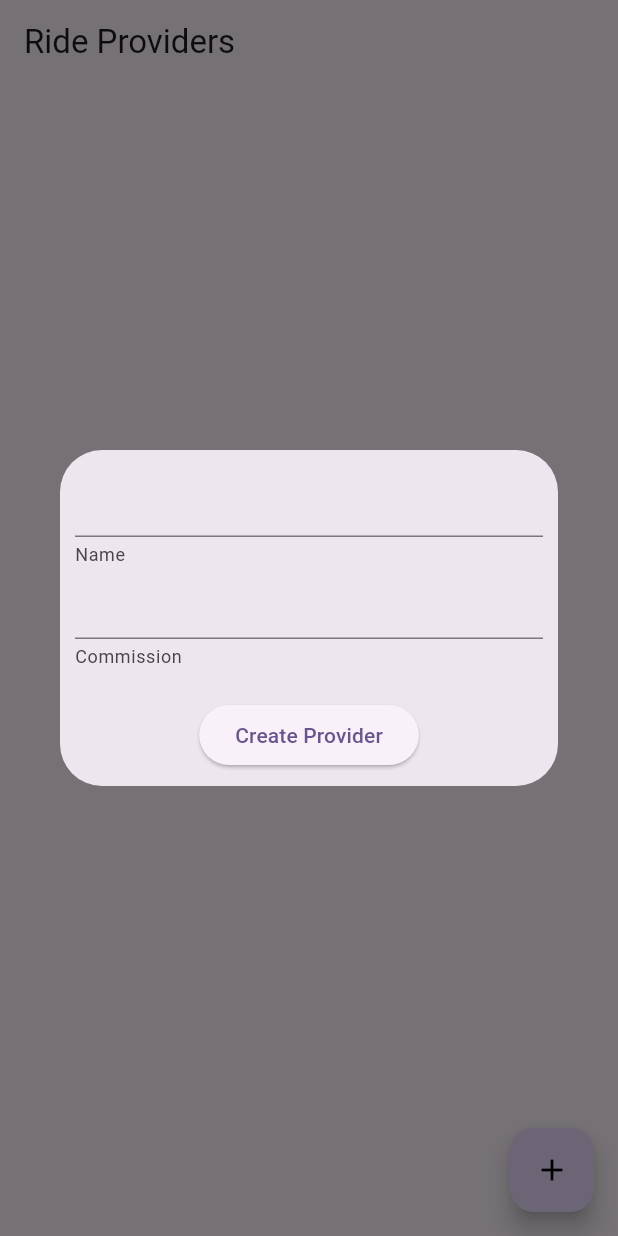
After one commit to Psiroulis/cab_econimics, a Flutter app: the screen it shows after launch, after a tap on the "add" icon, on a phone screen of 412 x 824 dp. The commit adds this screen. Run offline on Flutter 3.47's test engine with Material 2 defaults, Android fonts, the phone set to English and light mode, and no system bars; our stand-ins replace dartz, firebase_core, firebase_database, shared_preferences; accounts and stored records are empty.

```diff
--- /dev/null
+++ b/lib/core/errors/failure.dart
@@ -0,0 +1,4 @@
+class Failure{
+  final String errorMessage;
+  const Failure({required this.errorMessage});
+}
--- /dev/null
+++ b/lib/features/ride_providers/business/entities/ride_provider_entity.dart
@@ -0,0 +1,9 @@
+class RideProviderEntity {
+  final String name;
+  final double commission;
+
+  const RideProviderEntity({
+    required this.name,
+    required this.commission,
+  });
+}
--- /dev/null
+++ b/lib/features/ride_providers/business/usercases/get_all_ride_providers.dart
@@ -0,0 +1,3 @@
+class GetRideProvider {
+
+}
--- a/lib/global/globals.dart
+++ b/lib/global/globals.dart
@@ -2,7 +2,5 @@ import 'package:cab_economics/models/repository.dart';
 import 'package:cab_economics/repositories/firebase.dart';
 
 class Globals {
-
   static Repository repository = FirebaseRepository();
-
 }
--- a/lib/helpers/db_helper.dart
+++ b/lib/helpers/db_helper.dart
@@ -1,14 +1,24 @@
 import 'package:cab_economics/models/repository.dart';
+import 'package:cab_economics/models/ride_provider.dart';
 
 import '../models/shift.dart';
 
 class DatabaseHelper {
-  static void addNewShiftToDatabase(
+  static Future<void> addNewShiftToDatabase(
       Shift shift, Repository repository) async {
     repository.importShiftToDb(shift);
   }
 
-  static void endShiftToDb(Repository repository){
+  static Future<void> endShiftToDb(Repository repository) async {
     repository.endShiftToDb();
   }
+
+  static Future<void> createRideProvider(
+      RideProvider rideProvider, Repository repository) async {
+    repository.createRideProvider(rideProvider);
+  }
+
+  static Future<void> getAllRideProviders(Repository repository) async {
+    return repository.getAllRideProviders();
+  }
 }
--- a/lib/main.dart
+++ b/lib/main.dart
@@ -1,15 +1,29 @@
+import 'package:cab_economics/repositories/firebase.dart';
 import 'package:cab_economics/screrens/calendar_screen.dart';
+import 'package:cab_economics/screrens/ride_providers_screen.dart';
 import 'package:firebase_core/firebase_core.dart';
 import 'package:flutter/material.dart';
 import 'package:flutter/services.dart';
+import 'package:provider/provider.dart';
 
 Future<void> main() async {
   WidgetsFlutterBinding.ensureInitialized();
 
   await Firebase.initializeApp();
 
+  WidgetsFlutterBinding.ensureInitialized();
+
   SystemChrome.setPreferredOrientations([DeviceOrientation.portraitUp])
-      .then((value) => runApp(const MyApp()));
+      .then((value) => runApp(
+            MultiProvider(
+              providers: [
+                ChangeNotifierProvider(
+                  create: (_) => FirebaseRepository(),
+                ),
+              ],
+              child: const MyApp(),
+            ),
+          ));
 }
 
 class MyApp extends StatelessWidget {
@@ -23,9 +37,10 @@ class MyApp extends StatelessWidget {
         colorScheme: ColorScheme.fromSeed(seedColor: Colors.deepPurple),
         useMaterial3: true,
       ),
-      initialRoute: CalendarScreen.routeName,
+      initialRoute: RideProvidersScreen.routeName,
       routes: {
-        CalendarScreen.routeName: (ctx) => CalendarScreen(),
+        CalendarScreen.routeName: (ctx) => const CalendarScreen(),
+        RideProvidersScreen.routeName: (ctx) => const RideProvidersScreen(),
       },
     );
   }
--- /dev/null
+++ b/lib/models/ride.dart
@@ -0,0 +1,3 @@
+class Ride {
+
+}
--- /dev/null
+++ b/lib/models/ride_provider.dart
@@ -0,0 +1,15 @@
+class RideProvider {
+  String? name;
+  int? commission;
+
+  RideProvider({
+     this.name,
+     this.commission,
+  });
+
+  RideProvider.fromJson(Map<dynamic,dynamic> json){
+    name = json["name"];
+    commission = json["commission"];
+  }
+
+}
--- a/lib/repositories/firebase.dart
+++ b/lib/repositories/firebase.dart
@@ -1,15 +1,22 @@
 import 'package:cab_economics/models/repository.dart';
+import 'package:cab_economics/models/ride_provider.dart';
 import 'package:cab_economics/models/shift.dart';
 import 'package:firebase_database/firebase_database.dart';
+import 'package:flutter/material.dart';
 import 'package:shared_preferences/shared_preferences.dart';
 
 import '../helpers/helper_methods.dart';
 
-class FirebaseRepository implements Repository {
+class FirebaseRepository with ChangeNotifier implements Repository {
   final DateTime _currentDay = DateTime.now();
+  final DatabaseReference dbRef = FirebaseDatabase.instance.ref();
+
+  final List<RideProvider> _rideProviders = [];
+
+  List<RideProvider> get rideProviders => _rideProviders;
 
   @override
-  void importShiftToDb(Shift shift) async {
+  Future<void> importShiftToDb(Shift shift) async {
     DatabaseReference ref = FirebaseDatabase.instance.ref(
         'shifts/${_currentDay.year.toString()}/${HelperMethods.currentMonthAsString(_currentDay)}');
 
@@ -32,7 +39,7 @@ class FirebaseRepository implements Repository {
   }
 
   @override
-  void endShiftToDb() async{
+  Future<void> endShiftToDb() async {
     final SharedPreferences prefs = await SharedPreferences.getInstance();
 
     DatabaseReference ref = FirebaseDatabase.instance.ref(
@@ -44,4 +51,48 @@ class FirebaseRepository implements Repository {
       prefs.clear();
     });
   }
+
+  @override
+  Future<void> createRideProvider(RideProvider rideProvider) async {
+    DatabaseReference ref = FirebaseDatabase.instance.ref();
+
+    Map newProvider = {
+      'created_at': _currentDay.toString(),
+      'name': rideProvider.name,
+      'commission': rideProvider.commission,
+    };
+
+    ref.child('ride_providers').push().set(newProvider);
+  }
+
+  @override
+  Future<void> getAllRideProviders() async {
+    print('in firebase repo running 1');
+
+    dbRef.child('ride_providers').onValue.listen((data) {
+
+      print('in firebase repo running 2');
+
+
+
+      var gg = data.snapshot.value as Map;
+
+      print('$gg');
+
+      gg.forEach((key, value) {
+        var provider = RideProvider.fromJson(value);
+        print('provider: ${provider.name}');
+        _rideProviders.add(provider);
+      });
+
+      print('in firebase repo running 3');
+
+      print('in firebase repo running 4');
+
+      notifyListeners();
+
+    });
+
+
+  }
 }
--- /dev/null
+++ b/lib/screrens/ride_providers_screen.dart
@@ -0,0 +1,102 @@
+import 'package:cab_economics/global/globals.dart';
+import 'package:cab_economics/helpers/db_helper.dart';
+import 'package:cab_economics/models/ride_provider.dart';
+import 'package:cab_economics/repositories/firebase.dart';
+import 'package:flutter/material.dart';
+import 'package:provider/provider.dart';
+
+class RideProvidersScreen extends StatefulWidget {
+  static const String routeName = 'rideProviders_screen';
+
+  const RideProvidersScreen({super.key});
+
+  @override
+  State<RideProvidersScreen> createState() => _RideProvidersScreenState();
+}
+
+class _RideProvidersScreenState extends State<RideProvidersScreen> {
+  final TextEditingController _edtNameController = TextEditingController();
+  final TextEditingController _edtCommisionController = TextEditingController();
+
+  void showAddNewDialog() {
+    showDialog(
+        context: context,
+        builder: (ctx) {
+          return Dialog(
+            child: Container(
+              padding: EdgeInsets.all(10),
+              child: Column(
+                mainAxisSize: MainAxisSize.min,
+                children: [
+                  TextField(
+                    controller: _edtNameController,
+                    decoration: const InputDecoration(helperText: "Name"),
+                  ),
+                  TextField(
+                    controller: _edtCommisionController,
+                    decoration: const InputDecoration(helperText: "Commission"),
+                  ),
+                  const SizedBox(
+                    height: 20,
+                  ),
+                  ElevatedButton(
+                    onPressed: () {
+                      RideProvider rideProvider = RideProvider(
+                        name: _edtNameController.text,
+                        commission: int.tryParse(_edtCommisionController.text),
+                      );
+                      DatabaseHelper.createRideProvider(
+                              rideProvider, Globals.repository)
+                          .then((value) {
+                        Navigator.of(context).pop();
+                      });
+                    },
+                    child: Text('Create Provider'),
+                  ),
+                ],
+              ),
+            ),
+          );
+        });
+  }
+
+  @override
+  void initState() {
+    DatabaseHelper.getAllRideProviders(Globals.repository);
+  }
+
+  @override
+  Widget build(BuildContext context) {
+    var firebaseProvider =
+        Provider.of<FirebaseRepository>(context, listen: true);
+
+    print("Wigdet build ${firebaseProvider.rideProviders.length}");
+
+    return Scaffold(
+      appBar: AppBar(
+        title: Text('Ride Providers'),
+      ),
+      body: SingleChildScrollView(
+        child: Column(
+          children: [
+            for (int i = 0; i < firebaseProvider.rideProviders.length; i++)
+              listTile(firebaseProvider.rideProviders[i])
+          ],
+        ),
+      ),
+      floatingActionButton: FloatingActionButton(
+        onPressed: () {
+          showAddNewDialog();
+        },
+        child: const Icon(
+          Icons.add,
+          color: Colors.black,
+        ),
+      ),
+    );
+  }
+}
+
+Widget listTile(RideProvider rideProvider) {
+  return Text(rideProvider.name!);
+}
--- a/pubspec.yaml
+++ b/pubspec.yaml
@@ -38,6 +38,8 @@ dependencies:
   firebase_core: ^2.15.1
   firebase_database: ^10.2.5
   shared_preferences: ^2.2.1
+  provider: ^6.0.5
+  dartz: ^0.10.1
 
 dev_dependencies:
   flutter_test:
```
Also changed, not shown: lib/features/ride_providers/business/repositories/ride_provides_repository.dart (added, +7 -0 lines), lib/models/repository.dart (+11 -3 lines), lib/screrens/calendar_screen.dart (+40 -12 lines), pubspec.lock, 7 other files.
